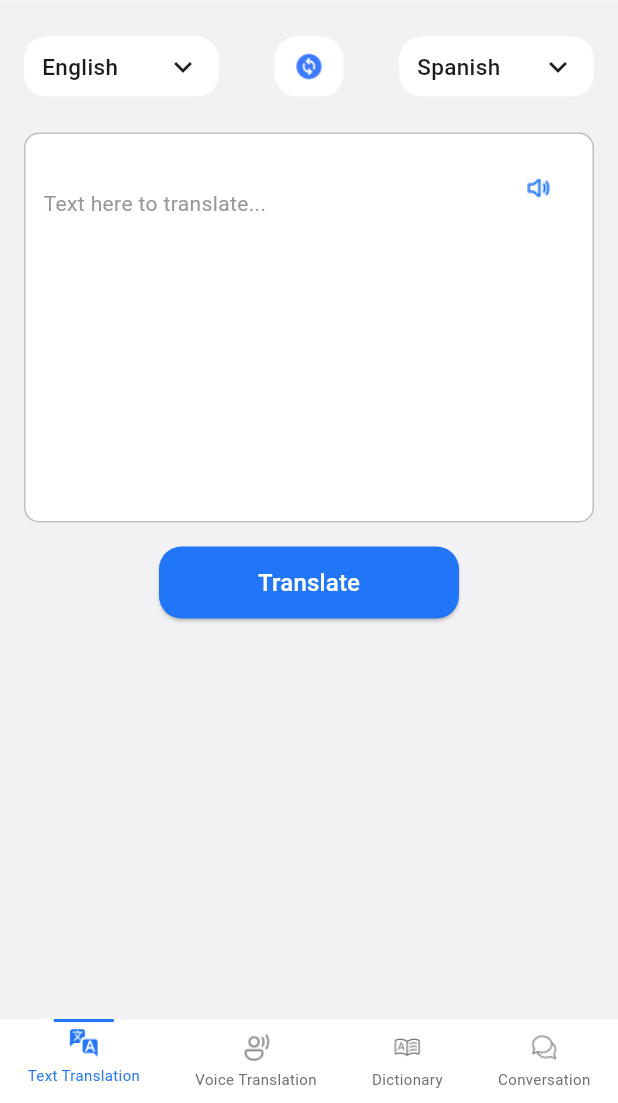
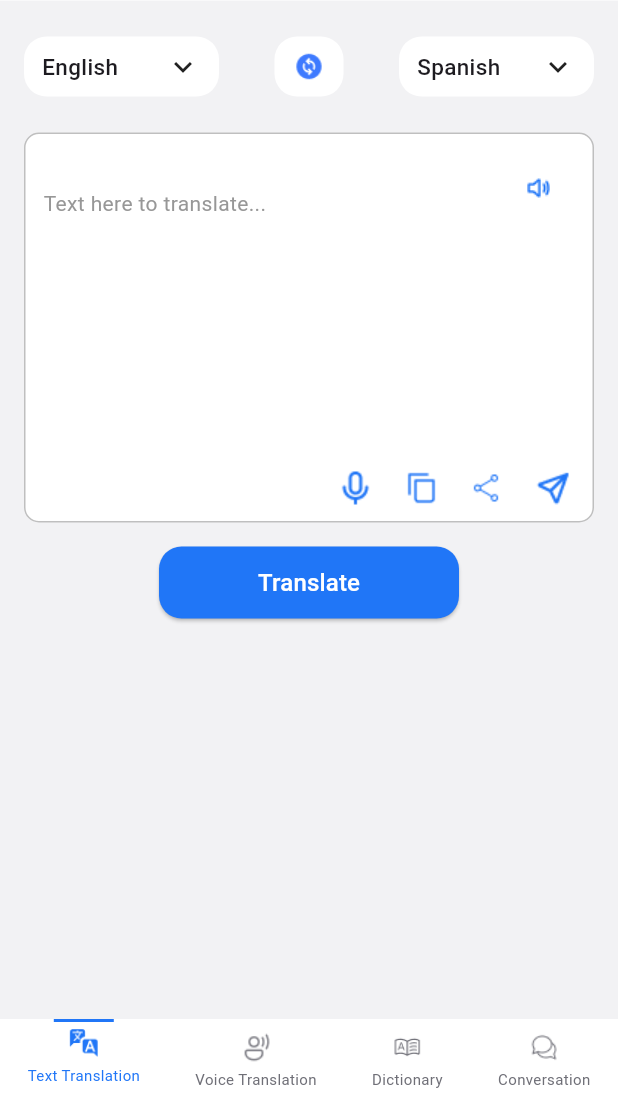
Before and after one commit to rabia-sarfaraz/Language_translator_app, a Flutter app: the TextTranslationScreen screen opened by its route, on a phone screen of 412 x 824 dp, the part 133-1236 px from its top. Run offline on Flutter 3.47's test engine with Material 3 defaults, Android fonts, the phone set to English and light mode, and no system bars; our stand-ins replace google_fonts, lottie, speech_to_text.

Commit message:
new changes in language translator app

```diff
--- a/translator_app/lib/screens/text_translation.dart
+++ b/translator_app/lib/screens/text_translation.dart
@@ -2,8 +2,6 @@ import 'dart:convert';
 import 'package:flutter/material.dart';
 import 'package:google_fonts/google_fonts.dart';
 import 'package:http/http.dart' as http;
-
-import 'voice_translation.dart'; // 👈 import added
 
 /// Full language codes
 const Map<String, String> languageCodes = {
@@ -192,6 +190,7 @@ class _TextTranslationScreenState extends State<TextTranslationScreen> {
               ),
               child: Stack(
                 children: [
+                  // Hint
                   if (_controller.text.isEmpty)
                     Positioned(
                       top: 36,
@@ -204,6 +203,8 @@ class _TextTranslationScreenState extends State<TextTranslationScreen> {
                         ),
                       ),
                     ),
+
+                  // Inside icon
                   Positioned(
                     top: 8,
                     right: 8,
@@ -213,6 +214,8 @@ class _TextTranslationScreenState extends State<TextTranslationScreen> {
                       height: 56,
                     ),
                   ),
+
+                  // Input text
                   Positioned.fill(
                     top: 8,
                     bottom: 130,
@@ -231,6 +234,38 @@ class _TextTranslationScreenState extends State<TextTranslationScreen> {
                         contentPadding: EdgeInsets.zero,
                       ),
                       onChanged: (_) => setState(() {}),
+                    ),
+                  ),
+
+                  // Bottom icons
+                  Positioned(
+                    right: 12,
+                    bottom: 8,
+                    left: MediaQuery.of(context).size.width / 2,
+                    child: Row(
+                      mainAxisAlignment: MainAxisAlignment.spaceBetween,
+                      children: [
+                        Image.asset(
+                          "assets/images/icon1.png",
+                          width: 28,
+                          height: 28,
+                        ),
+                        Image.asset(
+                          "assets/images/icon2.png",
+                          width: 28,
+                          height: 28,
+                        ),
+                        Image.asset(
+                          "assets/images/icon3.png",
+                          width: 28,
+                          height: 28,
+                        ),
+                        Image.asset(
+                          "assets/images/icon4.png",
+                          width: 28,
+                          height: 28,
+                        ),
+                      ],
                     ),
                   ),
                 ],
@@ -272,21 +307,23 @@ class _TextTranslationScreenState extends State<TextTranslationScreen> {
             ),
           ),
 
-          const SizedBox(height: 24),
-
-          // Result box
+          // NEW BLUE BOX FOR RESULT
           if (translatedText != null)
             Padding(
-              padding: const EdgeInsets.symmetric(horizontal: 16.0),
+              padding: const EdgeInsets.symmetric(
+                horizontal: 16.0,
+                vertical: 16,
+              ),
               child: Container(
                 width: double.infinity,
                 height: 260,
                 decoration: BoxDecoration(
-                  color: primaryBlue,
+                  color: const Color(0xFF2076F7),
                   borderRadius: BorderRadius.circular(10),
                 ),
                 child: Stack(
                   children: [
+                    // Left image
                     Positioned(
                       top: 8,
                       left: 8,
@@ -296,23 +333,27 @@ class _TextTranslationScreenState extends State<TextTranslationScreen> {
                         height: 56,
                       ),
                     ),
+
+                    // Translated text
                     Positioned(
-                      top: 60,
+                      top: 36,
                       left: 12,
                       right: 12,
                       child: Text(
                         translatedText!,
                         style: GoogleFonts.roboto(
-                          fontSize: 20,
-                          fontWeight: FontWeight.w600,
+                          fontSize: 16,
+                          fontWeight: FontWeight.w500,
                           color: Colors.white,
                         ),
                       ),
                     ),
+
+                    // Right side icons in white
                     Positioned(
-                      left: 12,
+                      right: 12,
                       bottom: 8,
-                      right: MediaQuery.of(context).size.width / 2,
+                      left: MediaQuery.of(context).size.width / 2,
                       child: Row(
                         mainAxisAlignment: MainAxisAlignment.spaceBetween,
                         children: [
@@ -377,29 +418,21 @@ class _TextTranslationScreenState extends State<TextTranslationScreen> {
                     ),
                   ],
                 ),
-                _BottomNav(
+                const _BottomNav(
                   iconPath: "assets/images/bottom_voice.png",
                   label: "Voice Translation",
                   active: false,
                   activeColor: primaryBlue,
                   inactiveColor: bottomInactive,
-                  onTap: () {
-                    Navigator.push(
-                      context,
-                      MaterialPageRoute(
-                        builder: (context) => const VoiceTranslationScreen(),
                 ),
-                    );
-                  },
-                ),
-                _BottomNav(
+                const _BottomNav(
                   iconPath: "assets/images/bottom_dict.png",
                   label: "Dictionary",
                   active: false,
                   activeColor: primaryBlue,
                   inactiveColor: bottomInactive,
                 ),
-                _BottomNav(
+                const _BottomNav(
                   iconPath: "assets/images/bottom_conv.png",
                   label: "Conversation",
                   active: false,
@@ -462,7 +495,6 @@ class _BottomNav extends StatelessWidget {
   final bool active;
   final Color activeColor;
   final Color inactiveColor;
-  final VoidCallback? onTap; // 👈 added
 
   const _BottomNav({
     required this.iconPath,
@@ -470,14 +502,11 @@ class _BottomNav extends StatelessWidget {
     required this.active,
     required this.activeColor,
     required this.inactiveColor,
-    this.onTap,
   });
 
   @override
   Widget build(BuildContext context) {
-    return GestureDetector(
-      onTap: onTap, // 👈 now clickable
-      child: Column(
+    return Column(
       mainAxisSize: MainAxisSize.min,
       children: [
         Image.asset(iconPath, width: 20, height: 20),
@@ -491,7 +520,6 @@ class _BottomNav extends StatelessWidget {
           ),
         ),
       ],
-      ),
     );
   }
 }
```
Lines whose indentation alone changed are shown as unchanged.
